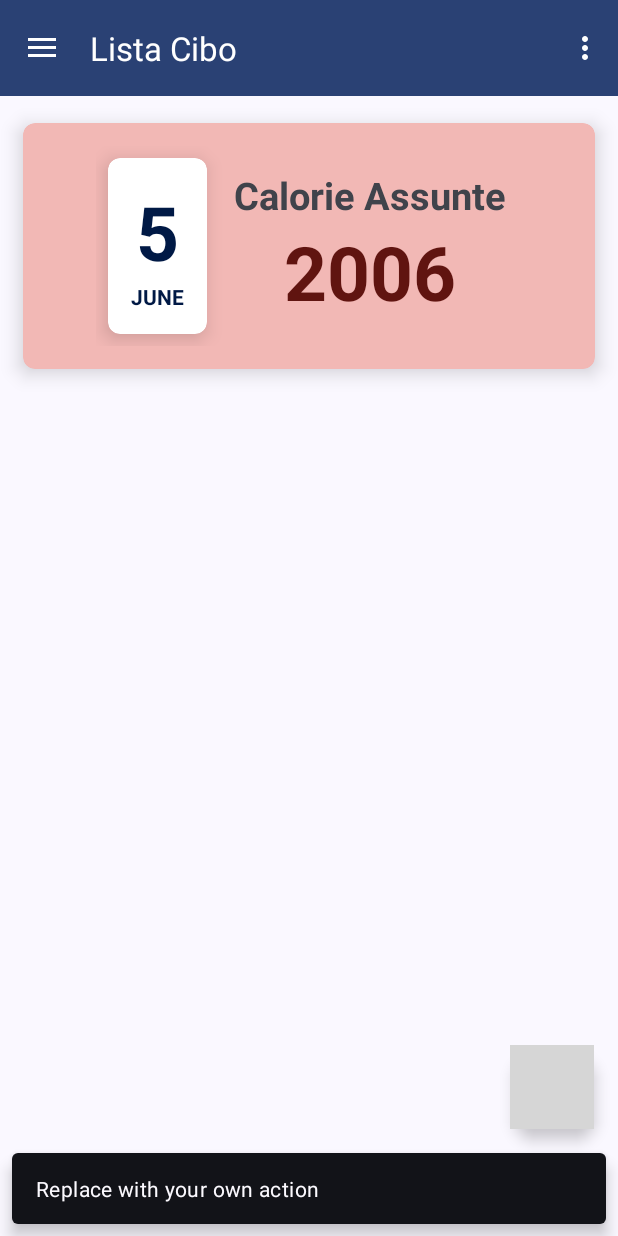
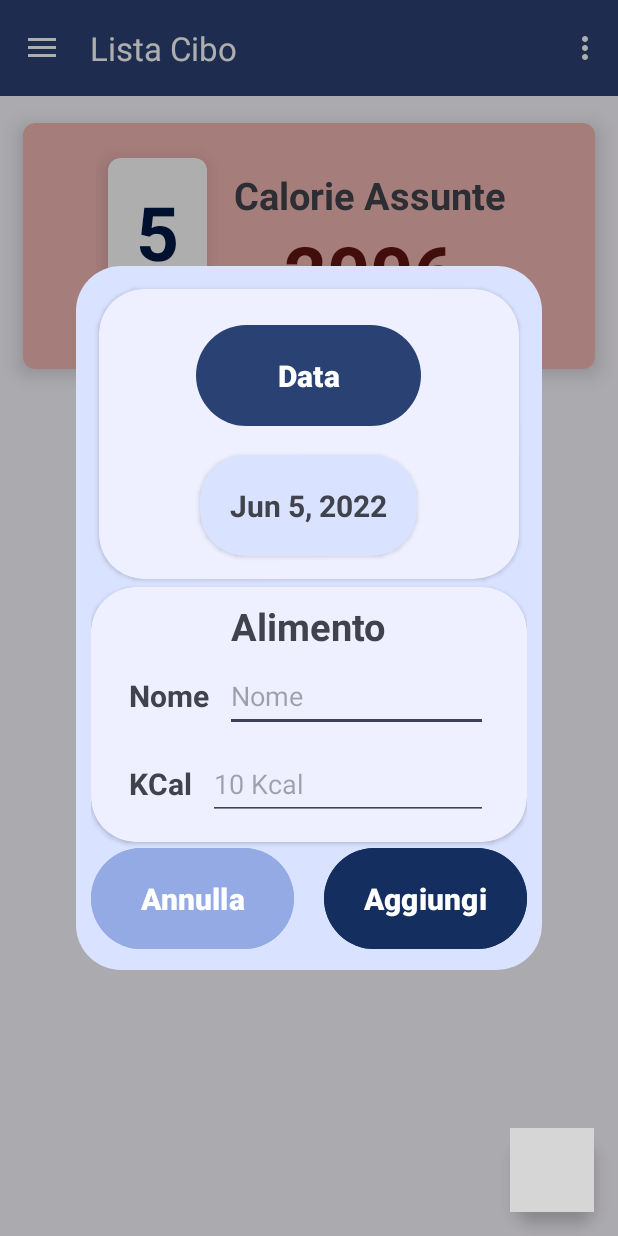
Before and after one commit to giacomochech/material3-app, an Android app: the screen it shows after launch (MainActivity), after a tap on an icon or button, on a phone screen of 412 x 824 dp. Run offline under Robolectric (Android 15) with nearby library versions, the phone set to English and light mode, and no system bars; our stand-ins replace navigation-ui; grey boxes are pictures that could not be loaded.

Commit message:
inserito Dialog Per l'inserimento

```diff
--- a/app/src/main/java/com/example/material3app/MainActivity.kt
+++ b/app/src/main/java/com/example/material3app/MainActivity.kt
@@ -1,5 +1,8 @@
 package com.example.material3app
 
+import android.app.Dialog
+import android.graphics.Color
+import android.graphics.drawable.ColorDrawable
 import android.os.Bundle
 import android.view.Menu
 import android.view.View
@@ -13,7 +16,9 @@ import androidx.navigation.ui.setupActionBarWithNavController
 import androidx.navigation.ui.setupWithNavController
 import androidx.drawerlayout.widget.DrawerLayout
 import androidx.appcompat.app.AppCompatActivity
+import androidx.fragment.app.DialogFragment
 import com.example.material3app.databinding.ActivityMainBinding
+import com.example.material3app.ui.home.AddFragmentDialog
 
 class MainActivity : AppCompatActivity() {
 
@@ -27,13 +32,16 @@ class MainActivity : AppCompatActivity() {
 
         binding = ActivityMainBinding.bind(findViewById<ViewGroup>(android.R.id.content).getChildAt(0))
         setSupportActionBar(binding.appBarMain.toolbar)
+        val drawerLayout: DrawerLayout = binding.drawerLayout
+        val navView: NavigationView = binding.navView
+
 
         binding.appBarMain.fab.setOnClickListener { view ->
-            Snackbar.make(view, "Replace with your own action", Snackbar.LENGTH_LONG)
-                .setAction("Action", null).show()
+                var dialog :DialogFragment = AddFragmentDialog()
+
+            dialog.show(supportFragmentManager,"addDialog")
         }
-        val drawerLayout: DrawerLayout = binding.drawerLayout
-        val navView: NavigationView = binding.navView
+
         val navController = findNavController(R.id.nav_host_fragment_content_main)
         // Passing each menu ID as a set of Ids because each
         // menu should be considered as top level destinations.
--- /dev/null
+++ b/app/src/main/java/com/example/material3app/ui/home/AddFragmentDialog.kt
@@ -0,0 +1,78 @@
+package com.example.material3app.ui.home
+
+import android.app.DatePickerDialog
+import android.content.Context
+import android.graphics.Color
+import android.graphics.drawable.ColorDrawable
+import android.os.Build
+import android.os.Bundle
+import android.util.Log
+import android.view.LayoutInflater
+import android.view.View
+import android.view.ViewGroup
+import android.widget.Button
+import android.widget.EditText
+import android.widget.TextView
+import android.widget.Toast
+import androidx.annotation.RequiresApi
+import androidx.fragment.app.DialogFragment
+import com.example.material3app.Cibo
+import com.example.material3app.R
+import java.time.LocalDate
+import java.time.format.DateTimeFormatter
+import java.time.format.FormatStyle
+
+
+class AddFragmentDialog : DialogFragment() {
+
+    override fun onCreate(savedInstanceState: Bundle?) {
+        super.onCreate(savedInstanceState)
+
+    }
+
+    @RequiresApi(Build.VERSION_CODES.O)
+    override fun onCreateView(
+        inflater: LayoutInflater, container: ViewGroup?,
+        savedInstanceState: Bundle?
+    ): View? {
+        val rootView = inflater.inflate(R.layout.fragment_add_dialog, container, false)
+        dialog?.window?.setBackgroundDrawable(ColorDrawable(Color.TRANSPARENT))
+        val dateButton : Button = rootView.findViewById(R.id.data_button)
+        val dateTextView : TextView = rootView.findViewById(R.id.dataPiked)
+        val nomeCibo : EditText = rootView.findViewById(R.id.AddNomeCibo)
+        val Kcal : EditText = rootView.findViewById(R.id.AddCalorieCibo)
+        val confirmButton : Button = rootView.findViewById(R.id.AddConfermaBotton)
+        val annullaButton : Button = rootView.findViewById(R.id.AddAnnullaBotton)
+        var dataPiked = LocalDate.now()
+        dateTextView.text= dataPiked.format(DateTimeFormatter
+            .ofLocalizedDate(FormatStyle.MEDIUM))
+
+
+         dateButton.setOnClickListener{
+             val dpd = DatePickerDialog(requireContext(),DatePickerDialog.OnDateSetListener { datePicker, y, m, d ->
+                         dataPiked = LocalDate.of(y,m+1,d)
+
+                         dateTextView.text= dataPiked.format(DateTimeFormatter
+                             .ofLocalizedDate(FormatStyle.MEDIUM))
+                     },dataPiked.year.toInt(),dataPiked.monthValue,dataPiked.dayOfMonth)
+                 dpd.show()
+         }
+        confirmButton.setOnClickListener{
+            try {
+                val alimento = Cibo(nomeCibo.text.toString(),  Kcal.text.toString().toInt())
+            } catch (e:  java.lang.NumberFormatException) {
+                val alimento = Cibo(nomeCibo.text.toString(),  0)
+                Toast.makeText(requireContext(), "kCal non Valido Inserimento Automatico", Toast.LENGTH_SHORT).show()
+            }
+
+            // TODO : Carica in db alimento e dataPiked
+            dismiss()
+        }
+        annullaButton.setOnClickListener {
+            dismiss()
+        }
+        return rootView
+    }
+
+
+}
--- /dev/null
+++ b/app/src/main/res/drawable/dialog_bg.xml
@@ -0,0 +1,12 @@
+<?xml version="1.0" encoding="utf-8"?>
+<shape xmlns:android="http://schemas.android.com/apk/res/android">
+    <solid
+        android:color="@color/material_dynamic_primary90"/>
+    <corners
+        android:radius="30dp" />
+    <padding
+        android:left="10dp"
+        android:top="10dp"
+        android:right="10dp"
+        android:bottom="10dp" />
+</shape>
--- a/app/src/main/res/layout/content_main.xml
+++ b/app/src/main/res/layout/content_main.xml
@@ -18,4 +18,5 @@
         app:layout_constraintRight_toRightOf="parent"
         app:layout_constraintTop_toTopOf="parent"
         app:navGraph="@navigation/mobile_navigation" />
+
 </androidx.constraintlayout.widget.ConstraintLayout>
--- /dev/null
+++ b/app/src/main/res/layout/fragment_add_dialog.xml
@@ -0,0 +1,164 @@
+<?xml version="1.0" encoding="utf-8"?>
+<LinearLayout xmlns:android="http://schemas.android.com/apk/res/android"
+    xmlns:app="http://schemas.android.com/apk/res-auto"
+    xmlns:tools="http://schemas.android.com/tools"
+    android:layout_width="wrap_content"
+    android:layout_height="wrap_content"
+    android:orientation="vertical"
+    tools:context=".ui.home.AddFragmentDialog"
+    android:layout_gravity="center"
+    android:gravity="center_horizontal"
+    android:background="@drawable/dialog_bg">
+
+    <androidx.cardview.widget.CardView
+        android:layout_width="match_parent"
+        android:layout_height="wrap_content"
+        android:layout_margin="5dp"
+        app:cardCornerRadius="30dp"
+        android:backgroundTint="@color/material_dynamic_primary95">
+
+        <LinearLayout
+            android:layout_width="match_parent"
+            android:layout_height="match_parent"
+            android:orientation="vertical"
+            android:gravity="center">
+            <Button
+                android:id="@+id/data_button"
+                android:layout_width="150dp"
+                android:layout_height="75dp"
+                android:layout_marginTop="20dp"
+                android:text="Data"
+                android:textSize="20dp"
+                android:textStyle="bold"
+                />
+            <androidx.cardview.widget.CardView
+                android:layout_width="wrap_content"
+                android:layout_height="wrap_content"
+                android:layout_margin="15dp"
+                app:cardCornerRadius="30dp"
+                android:backgroundTint="@color/material_dynamic_primary90"
+                >
+
+                <TextView
+                    android:id="@+id/dataPiked"
+                    android:layout_width="wrap_content"
+                    android:layout_height="wrap_content"
+                    android:layout_margin="20dp"
+                    android:text="21/05/2000"
+                    android:textSize="20sp"
+                    android:textStyle="bold"/>
+            </androidx.cardview.widget.CardView>
+        </LinearLayout>
+
+
+    </androidx.cardview.widget.CardView>
+    <androidx.cardview.widget.CardView
+        android:layout_width="match_parent"
+        android:layout_height="wrap_content"
+
+        android:padding="15dp"
+        app:cardCornerRadius="30dp"
+        android:backgroundTint="@color/material_dynamic_primary95"
+        android:elevation="20dp"
+
+
+        >
+    <LinearLayout
+        android:layout_width="250dp"
+        android:layout_height="170dp"
+        android:orientation="vertical"
+        app:layout_constraintEnd_toEndOf="parent"
+        app:layout_constraintStart_toStartOf="parent"
+        app:layout_constraintTop_toBottomOf="@+id/editTextDate2"
+        android:layout_gravity="center_horizontal"
+        android:gravity="center">
+
+        <TextView
+            android:layout_width="wrap_content"
+            android:layout_height="wrap_content"
+            android:text="Alimento"
+            android:textSize="25dp"
+            android:textStyle="bold" />
+
+        <LinearLayout
+            android:layout_width="wrap_content"
+            android:layout_height="wrap_content"
+            android:orientation="horizontal"
+            android:gravity="center_horizontal|center_vertical">
+
+            <TextView
+                android:layout_width="wrap_content"
+                android:layout_height="wrap_content"
+                android:text="Nome"
+                android:textSize="20dp"
+                android:textStyle="bold"
+                android:layout_margin="5dp"/>
+
+            <EditText
+                android:id="@+id/AddNomeCibo"
+                android:layout_width="wrap_content"
+                android:layout_height="wrap_content"
+                android:layout_margin="5dp"
+                android:layout_weight="1"
+                android:ems="10"
+                android:inputType="text"
+                android:minHeight="48dp"
+                android:hint="Nome" />
+        </LinearLayout>
+        <LinearLayout
+            android:layout_width="wrap_content"
+            android:layout_height="wrap_content"
+            android:orientation="horizontal"
+            android:gravity="center_horizontal|center_vertical">
+
+            <TextView
+                android:layout_width="wrap_content"
+                android:layout_height="wrap_content"
+                android:text="KCal"
+                android:textSize="20dp"
+                android:textStyle="bold"
+                android:layout_margin="5dp"
+                android:layout_marginRight="15dp"/>
+
+
+            <EditText
+                android:id="@+id/AddCalorieCibo"
+                android:layout_width="wrap_content"
+                android:layout_height="wrap_content"
+                android:layout_margin="5dp"
+                android:layout_weight="1"
+                android:ems="10"
+                android:inputType="number"
+                android:minHeight="48dp"
+                android:hint="10 Kcal" />
+        </LinearLayout>
+    </LinearLayout>
+    </androidx.cardview.widget.CardView>
+
+    <LinearLayout
+            android:layout_width="wrap_content"
+            android:layout_height="wrap_content">
+
+            <Button
+                android:id="@+id/AddAnnullaBotton"
+                android:layout_width="135dp"
+                android:layout_height="75dp"
+                android:layout_marginEnd="20dp"
+                android:text="Annulla"
+                android:textSize="20dp"
+                android:textStyle="bold"
+                android:backgroundTint="@color/material_dynamic_primary70"/>
+
+            <Button
+                android:id="@+id/AddConfermaBotton"
+                android:layout_width="135dp"
+                android:layout_height="75dp"
+                android:text="Aggiungi"
+                android:textSize="20dp"
+                android:textStyle="bold"
+                android:backgroundTint="@color/material_dynamic_primary20"
+                />
+        </LinearLayout>
+
+
+</LinearLayout>
```
